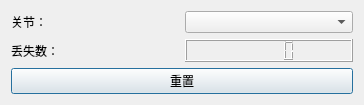
Above: receiveerror.ui from lianglunfei/Robot2020-QT before the change. Below: the same form after it.
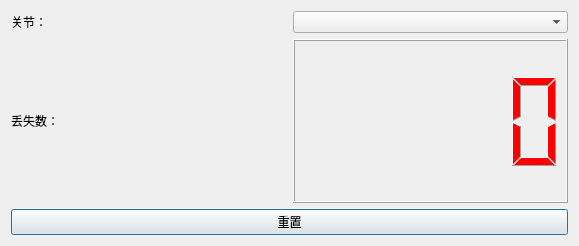
That is the form after the change.

```diff
--- a/receiveerror.ui
+++ b/receiveerror.ui
@@ -6,8 +6,8 @@
    <rect>
     <x>0</x>
     <y>0</y>
-    <width>364</width>
-    <height>100</height>
+    <width>579</width>
+    <height>246</height>
    </rect>
   </property>
   <property name="windowTitle">
@@ -38,7 +38,11 @@
       </widget>
      </item>
      <item>
-      <widget class="QLCDNumber" name="lcdNumber"/>
+      <widget class="QLCDNumber" name="lcdNumber">
+       <property name="styleSheet">
+        <string notr="true">color: rgb(255, 0, 0);</string>
+       </property>
+      </widget>
      </item>
     </layout>
    </item>
```
